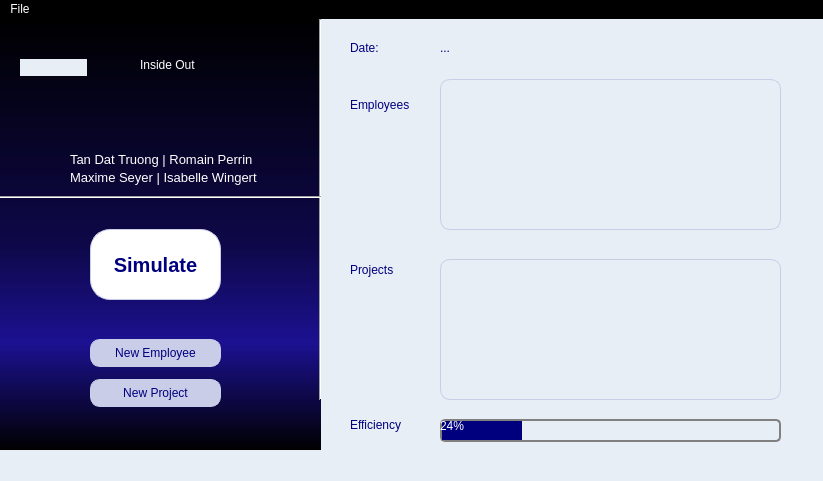
Above: mainwindow.ui from Romain96/M2S3_QualiteERP before the change. Below: the same form after it.
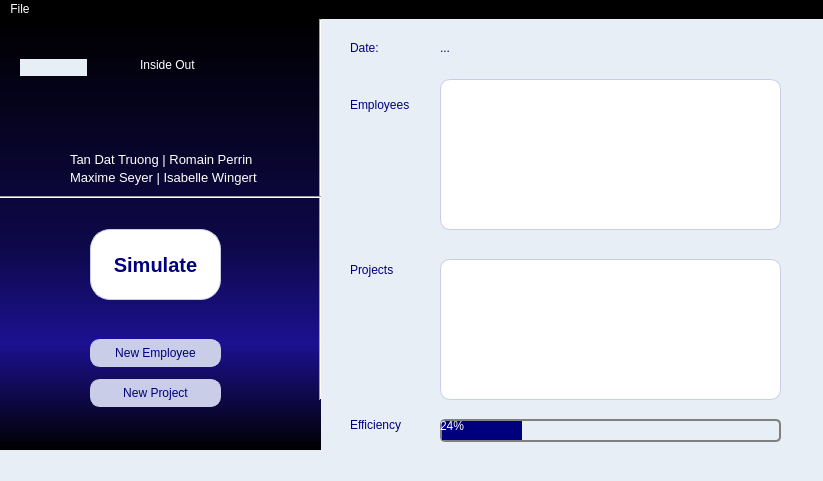
That is the form after the change.

What changed in the file:
```diff
--- a/mainwindow.ui
+++ b/mainwindow.ui
@@ -273,7 +273,8 @@
     </property>
     <property name="styleSheet">
      <string notr="true">    border-radius:10px;
-    border:1px solid rgb(201, 205, 231);</string>
+    border:1px solid rgb(201, 205, 231);
+	background-color:white;</string>
     </property>
    </widget>
    <widget class="QTextBrowser" name="textBrowser_projects">
@@ -287,7 +288,8 @@
     </property>
     <property name="styleSheet">
      <string notr="true">    border-radius:10px;
-    border:1px solid rgb(201, 205, 231);</string>
+    border:1px solid rgb(201, 205, 231);
+background-color:white;</string>
     </property>
    </widget>
    <widget class="QLabel" name="label_fond">
```
